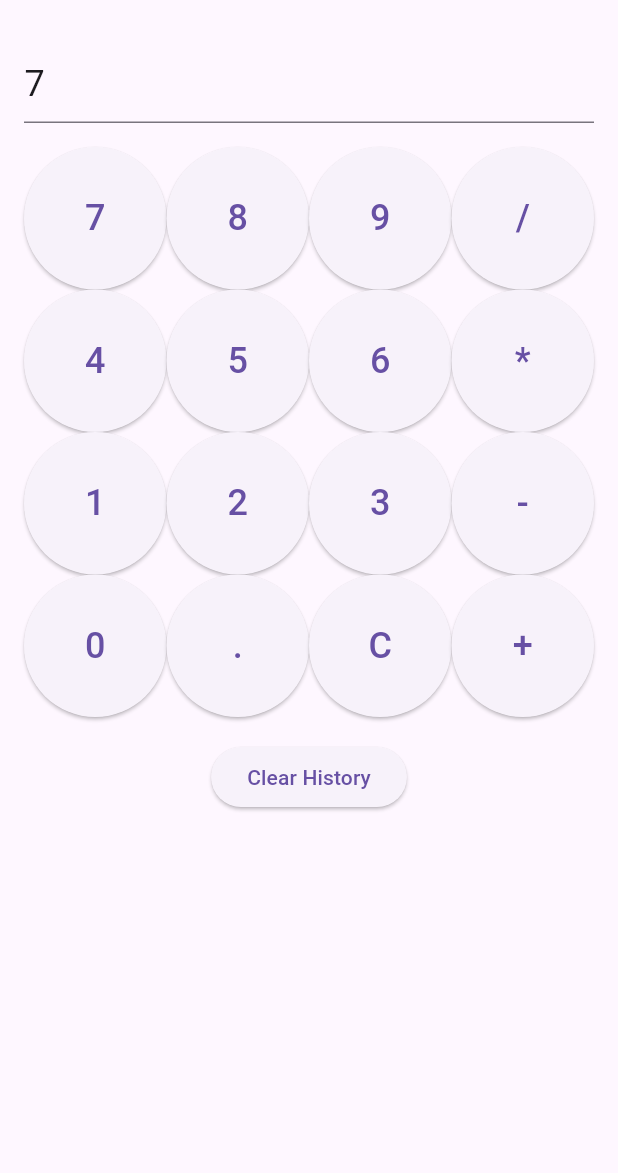
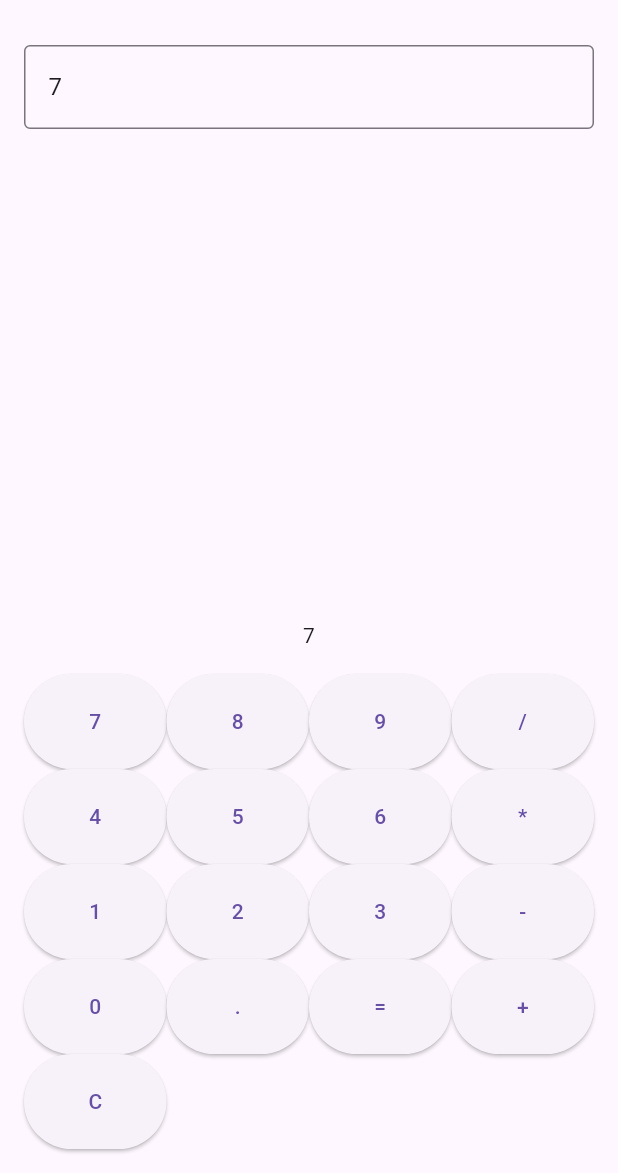
Before and after one commit to tarun225601-star/Tarun-app, a Flutter app: the screen it shows after launch, after a tap on an icon or button, on a phone screen of 412 x 824 dp, the part 63-1236 px from its top. Run offline on Flutter 3.47's test engine with Material 3 defaults, Android fonts, the phone set to English and light mode, and no system bars.

Commit message:
AI Agent updating lib/main.dart

```diff
--- a/lib/main.dart
+++ b/lib/main.dart
@@ -24,43 +24,57 @@ class CalculatorHomePage extends StatefulWidget {
 }
 
 class _CalculatorHomePageState extends State<CalculatorHomePage> {
-  final TextEditingController _textController = TextEditingController();
-  final List<String> _history = [];
-  String _currentExpression = '';
+  String _currentNumber = '';
+  String _history = '';
+  double? _currentResult;
 
   void _onButtonPressed(String value) {
     setState(() {
       if (value == 'C') {
-        _currentExpression = '';
-        _textController.clear();
+        _currentNumber = '';
+        _history = '';
+        _currentResult = null;
       } else if (value == '=') {
         try {
-          final result = _calculate(_currentExpression);
-          _history.add('$_currentExpression = $result');
-          _currentExpression = result.toString();
-          _textController.text = _currentExpression;
+          _currentResult = _calculateResult(_currentNumber);
+          _history = _currentNumber + ' = ' + _currentResult.toString();
+          _currentNumber = _currentResult.toString();
         } catch (e) {
-          _textController.text = 'Error';
+          _history = 'Error: ' + e.toString();
+          _currentNumber = '';
         }
       } else {
-        _currentExpression += value;
-        _textController.text = _currentExpression;
+        _currentNumber += value;
+        _history = _currentNumber;
       }
     });
   }
 
-  double _calculate(String expression) {
-    return Function.apply(
-      (String exp) => double.parse(
-        exp
-            .replaceAll('+', ' + ')
-            .replaceAll('-', ' - ')
-            .replaceAll('*', ' * ')
-            .replaceAll('/', ' / ')
-            .replaceAll(' ', ' '),
-      ),
-      [expression],
-    );
+  double? _calculateResult(String equation) {
+    try {
+      return _parseEquation(equation);
+    } catch (e) {
+      throw Exception('Error parsing equation: $e');
+    }
+  }
+
+  double _parseEquation(String equation) {
+    equation = equation.replaceAll(' ', '');
+    if (equation.contains('+')) {
+      final parts = equation.split('+');
+      return _parseEquation(parts[0]) + _parseEquation(parts[1]);
+    } else if (equation.contains('-')) {
+      final parts = equation.split('-');
+      return _parseEquation(parts[0]) - _parseEquation(parts[1]);
+    } else if (equation.contains('*')) {
+      final parts = equation.split('*');
+      return _parseEquation(parts[0]) * _parseEquation(parts[1]);
+    } else if (equation.contains('/')) {
+      final parts = equation.split('/');
+      return _parseEquation(parts[0]) / _parseEquation(parts[1]);
+    } else {
+      return double.parse(equation);
+    }
   }
 
   @override
@@ -73,102 +87,93 @@ class _CalculatorHomePageState extends State<CalculatorHomePage> {
         padding: const EdgeInsets.all(16.0),
         child: Column(
           children: [
-            TextField(
-              controller: _textController,
-              readOnly: true,
-              style: const TextStyle(fontSize: 24),
+            Expanded(
+              child: TextField(
+                readOnly: true,
+                controller: TextEditingController(text: _currentNumber),
+                decoration: const InputDecoration(
+                  border: OutlineInputBorder(),
+                  hintText: 'Enter a number',
+                ),
+              ),
             ),
+            const SizedBox(height: 16),
+            Text(_history),
             const SizedBox(height: 16),
             GridView.count(
               shrinkWrap: true,
               crossAxisCount: 4,
-              childAspectRatio: 1,
+              childAspectRatio: 1.5,
               children: [
-                CalculatorButton(
-                  onPressed: _onButtonPressed,
-                  value: '7',
+                ElevatedButton(
+                  onPressed: () => _onButtonPressed('7'),
+                  child: const Text('7'),
                 ),
-                CalculatorButton(
-                  onPressed: _onButtonPressed,
-                  value: '8',
+                ElevatedButton(
+                  onPressed: () => _onButtonPressed('8'),
+                  child: const Text('8'),
                 ),
-                CalculatorButton(
-                  onPressed: _onButtonPressed,
-                  value: '9',
+                ElevatedButton(
+                  onPressed: () => _onButtonPressed('9'),
+                  child: const Text('9'),
                 ),
-                CalculatorButton(
-                  onPressed: _onButtonPressed,
-                  value: '/',
+                ElevatedButton(
+                  onPressed: () => _onButtonPressed('/'),
+                  child: const Text('/'),
                 ),
-                CalculatorButton(
-                  onPressed: _onButtonPressed,
-                  value: '4',
+                ElevatedButton(
+                  onPressed: () => _onButtonPressed('4'),
+                  child: const Text('4'),
                 ),
-                CalculatorButton(
-                  onPressed: _onButtonPressed,
-                  value: '5',
+                ElevatedButton(
+                  onPressed: () => _onButtonPressed('5'),
+                  child: const Text('5'),
                 ),
-                CalculatorButton(
-                  onPressed: _onButtonPressed,
-                  value: '6',
+                ElevatedButton(
+                  onPressed: () => _onButtonPressed('6'),
+                  child: const Text('6'),
                 ),
-                CalculatorButton(
-                  onPressed: _onButtonPressed,
-                  value: '*',
+                ElevatedButton(
+                  onPressed: () => _onButtonPressed('*'),
+                  child: const Text('*'),
                 ),
-                CalculatorButton(
-                  onPressed: _onButtonPressed,
-                  value: '1',
+                ElevatedButton(
+                  onPressed: () => _onButtonPressed('1'),
+                  child: const Text('1'),
                 ),
-                CalculatorButton(
-                  onPressed: _onButtonPressed,
-                  value: '2',
+                ElevatedButton(
+                  onPressed: () => _onButtonPressed('2'),
+                  child: const Text('2'),
                 ),
-                CalculatorButton(
-                  onPressed: _onButtonPressed,
-                  value: '3',
+                ElevatedButton(
+                  onPressed: () => _onButtonPressed('3'),
+                  child: const Text('3'),
                 ),
-                CalculatorButton(
-                  onPressed: _onButtonPressed,
-                  value: '-',
+                ElevatedButton(
+                  onPressed: () => _onButtonPressed('-'),
+                  child: const Text('-'),
                 ),
-                CalculatorButton(
-                  onPressed: _onButtonPressed,
-                  value: '0',
+                ElevatedButton(
+                  onPressed: () => _onButtonPressed('0'),
+                  child: const Text('0'),
                 ),
-                CalculatorButton(
-                  onPressed: _onButtonPressed,
-                  value: '.',
+                ElevatedButton(
+                  onPressed: () => _onButtonPressed('.'),
+                  child: const Text('.'),
                 ),
-                CalculatorButton(
-                  onPressed: _onButtonPressed,
-                  value: 'C',
+                ElevatedButton(
+                  onPressed: () => _onButtonPressed('='),
+                  child: const Text('='),
                 ),
-                CalculatorButton(
-                  onPressed: _onButtonPressed,
-                  value: '+',
+                ElevatedButton(
+                  onPressed: () => _onButtonPressed('+'),
+                  child: const Text('+'),
+                ),
+                ElevatedButton(
+                  onPressed: () => _onButtonPressed('C'),
+                  child: const Text('C'),
                 ),
               ],
-            ),
-            const SizedBox(height: 16),
-            ElevatedButton(
-              onPressed: () {
-                setState(() {
-                  _history.add(_textController.text);
-                  _textController.clear();
-                  _currentExpression = '';
-                });
-              },
-              child: const Text('Clear History'),
-            ),
-            const SizedBox(height: 16),
-            Expanded(
-              child: ListView.builder(
-                itemCount: _history.length,
-                itemBuilder: (context, index) {
-                  return Text(_history[_history.length - 1 - index]);
-                },
-              ),
             ),
           ],
         ),
@@ -176,25 +181,3 @@ class _CalculatorHomePageState extends State<CalculatorHomePage> {
     );
   }
 }
-
-class CalculatorButton extends StatelessWidget {
-  final Function(String) onPressed;
-  final String value;
-
-  const CalculatorButton({
-    Key? key,
-    required this.onPressed,
-    required this.value,
-  }) : super(key: key);
-
-  @override
-  Widget build(BuildContext context) {
-    return ElevatedButton(
-      onPressed: () => onPressed(value),
-      child: Text(
-        value,
-        style: const TextStyle(fontSize: 24),
-      ),
-    );
-  }
-}
```
